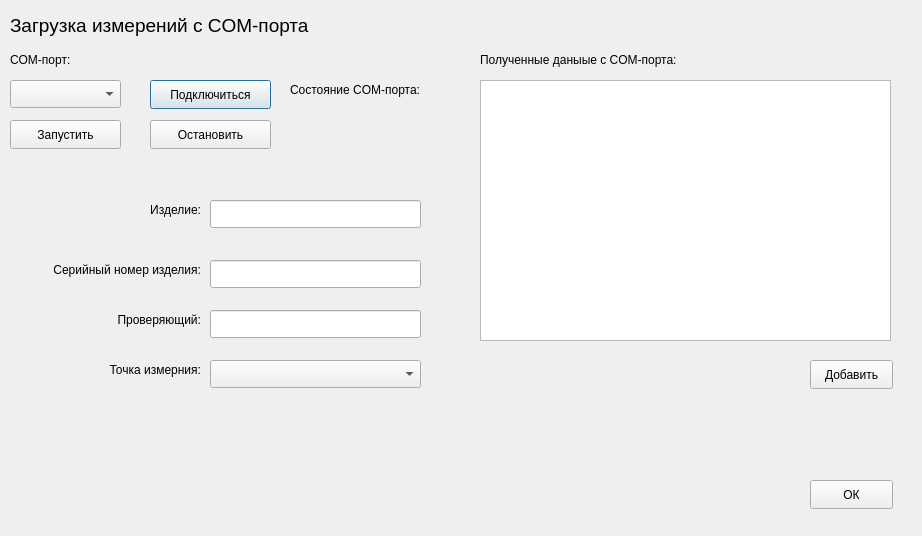
Above: comportadd.ui from Nikonoffcmi/diplome before the change. Below: the same form after it.
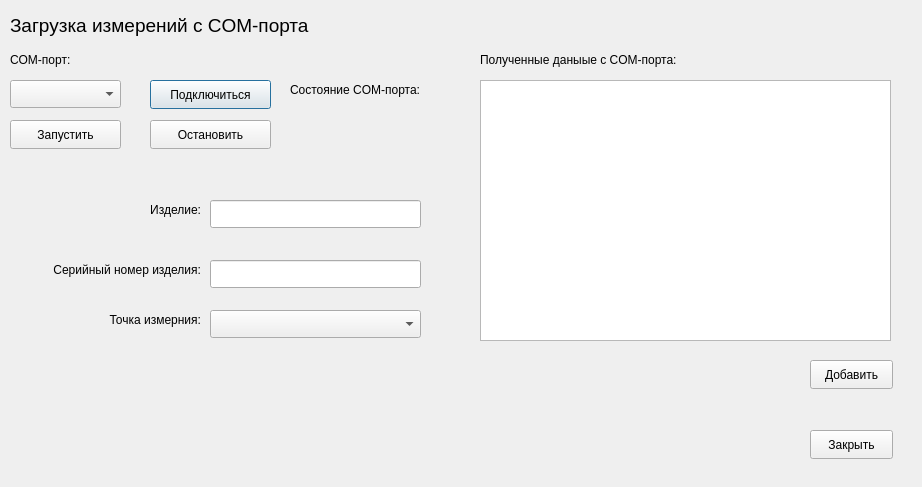
That is the form after the change.

```diff
--- a/comportadd.ui
+++ b/comportadd.ui
@@ -7,7 +7,7 @@
     <x>0</x>
     <y>0</y>
     <width>922</width>
-    <height>536</height>
+    <height>487</height>
    </rect>
   </property>
   <property name="windowTitle">
@@ -116,19 +116,6 @@
     </rect>
    </property>
   </widget>
-  <widget class="QLabel" name="label_5">
-   <property name="geometry">
-    <rect>
-     <x>10</x>
-     <y>310</y>
-     <width>191</width>
-     <height>20</height>
-    </rect>
-   </property>
-   <property name="text">
-    <string>&lt;html&gt;&lt;head/&gt;&lt;body&gt;&lt;p align=&quot;right&quot;&gt;Проверяющий:&lt;/p&gt;&lt;/body&gt;&lt;/html&gt;</string>
-   </property>
-  </widget>
   <widget class="QLabel" name="label_3">
    <property name="geometry">
     <rect>
@@ -152,16 +139,6 @@
     </rect>
    </property>
   </widget>
-  <widget class="QLineEdit" name="lineEditInspector">
-   <property name="geometry">
-    <rect>
-     <x>210</x>
-     <y>310</y>
-     <width>211</width>
-     <height>28</height>
-    </rect>
-   </property>
-  </widget>
   <widget class="QLabel" name="label_6">
    <property name="geometry">
     <rect>
@@ -179,7 +156,7 @@
    <property name="geometry">
     <rect>
      <x>10</x>
-     <y>360</y>
+     <y>310</y>
      <width>191</width>
      <height>20</height>
     </rect>
@@ -192,7 +169,7 @@
    <property name="geometry">
     <rect>
      <x>210</x>
-     <y>360</y>
+     <y>310</y>
      <width>211</width>
      <height>28</height>
     </rect>
@@ -251,13 +228,13 @@
    <property name="geometry">
     <rect>
      <x>810</x>
-     <y>480</y>
+     <y>430</y>
      <width>83</width>
      <height>29</height>
     </rect>
    </property>
    <property name="text">
-    <string>ОК</string>
+    <string>Закрыть</string>
    </property>
   </widget>
  </widget>
```
